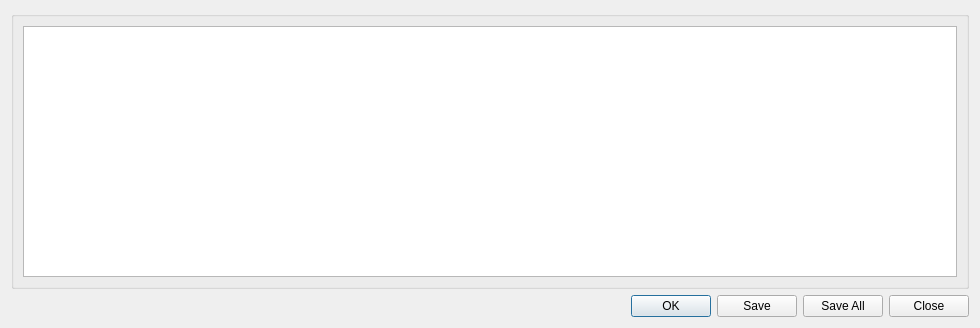
Before: the Qt Designer form dlgSelectSafety.ui in faunalia/rt_geosisma_offline, drawn with Qt 5.
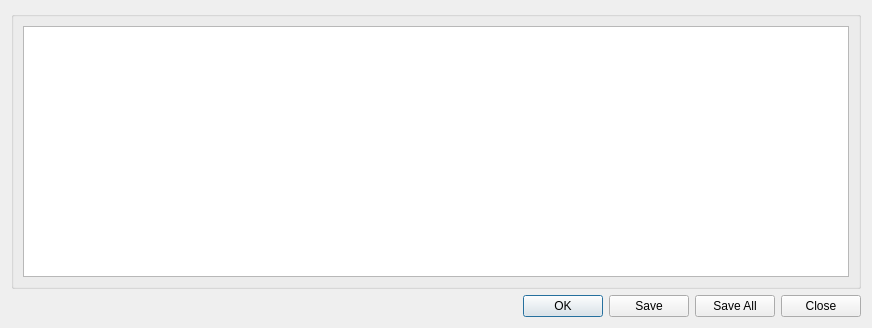
After: the same form once the commit is applied.

Commit message: better number ordering and column display for safeties and requests

```diff
--- a/dlgSelectSafety.ui
+++ b/dlgSelectSafety.ui
@@ -6,7 +6,7 @@
    <rect>
     <x>0</x>
     <y>0</y>
-    <width>980</width>
+    <width>872</width>
     <height>328</height>
    </rect>
   </property>
```
The commit also changes 2 other files.
